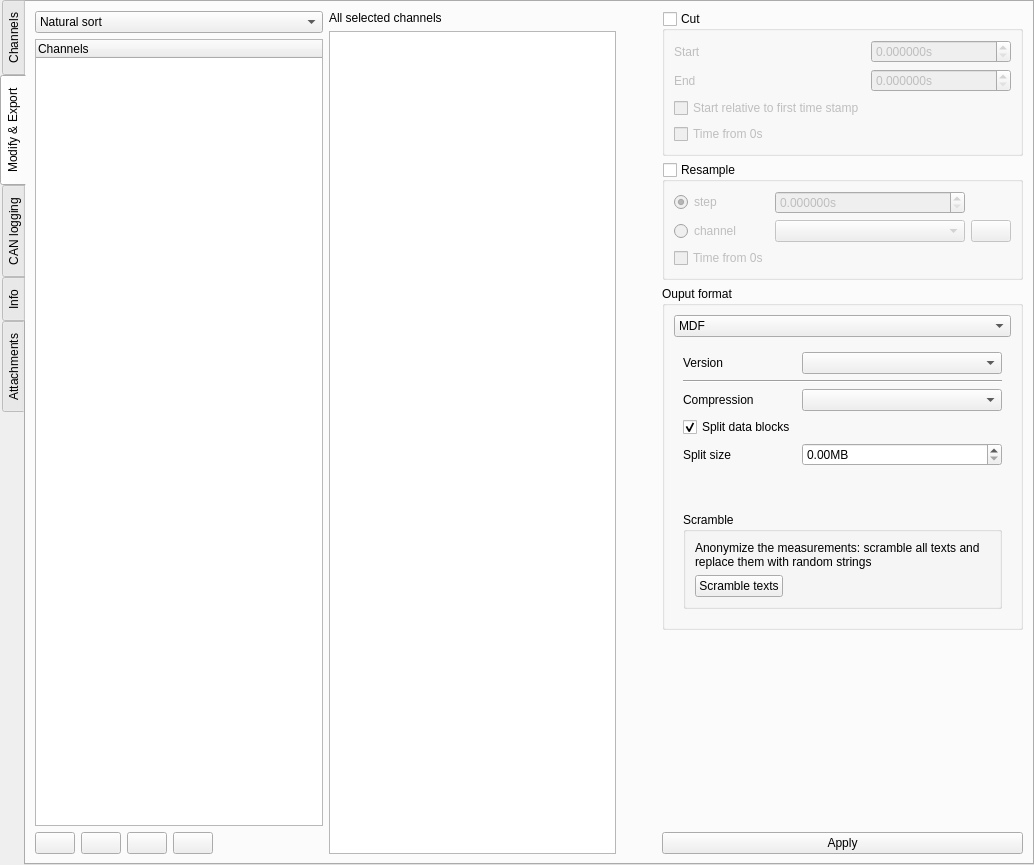
Before: the Qt Designer form asammdf/gui/ui/file_widget.ui in danielhrisca/asammdf, drawn with Qt 5.
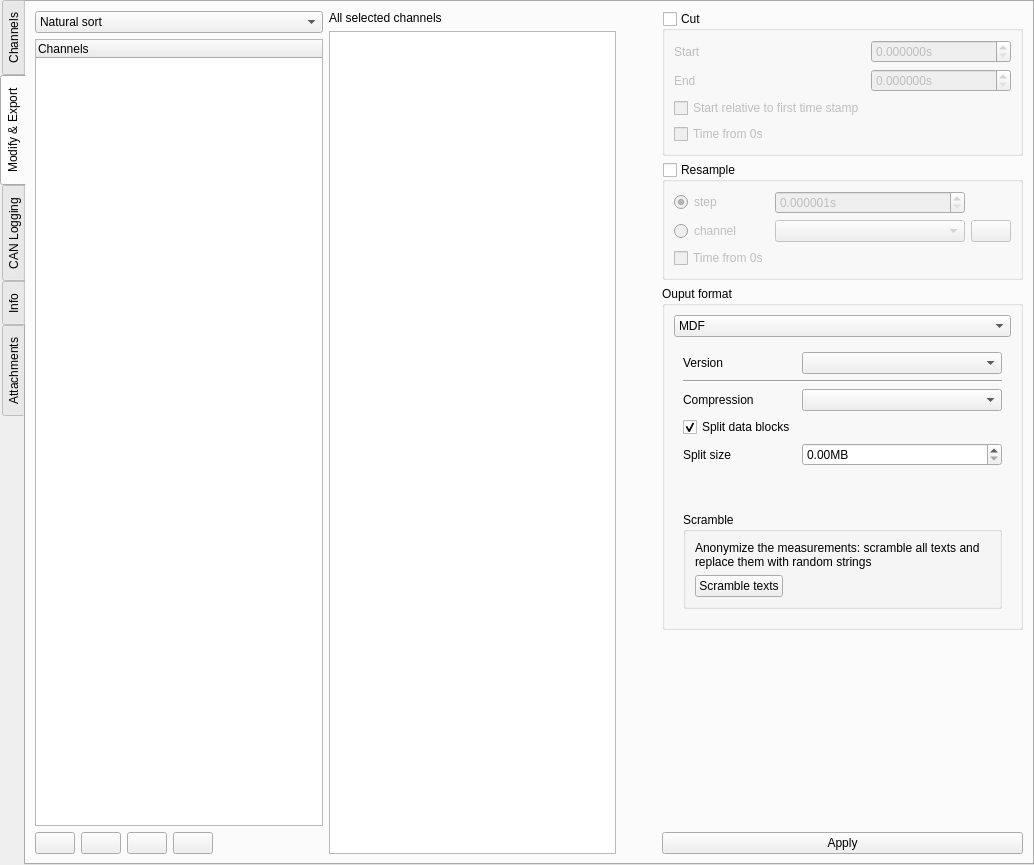
After: the same form once the commit is applied. Icons and pictures are not drawn. Custom widgets are drawn as their Qt base class.

Commit message: * hide attachment tab if there are no attachments * hide CAN logging tab if there is no CAN logging * fix tabular window filtering when setting the time as date

What changed in the file:
```diff
--- a/asammdf/gui/ui/file_widget.ui
+++ b/asammdf/gui/ui/file_widget.ui
@@ -449,6 +449,9 @@
               <property name="decimals">
                <number>6</number>
               </property>
+              <property name="minimum">
+               <double>0.000001000000000</double>
+              </property>
              </widget>
             </item>
             <item row="3" column="0">
@@ -870,7 +873,7 @@
         <normaloff>:/down.png</normaloff>:/down.png</iconset>
       </attribute>
       <attribute name="title">
-       <string>CAN logging</string>
+       <string>CAN Logging</string>
       </attribute>
       <layout class="QGridLayout" name="gridLayout_8">
        <item row="2" column="1">
```
The commit also changes 5 other files.
